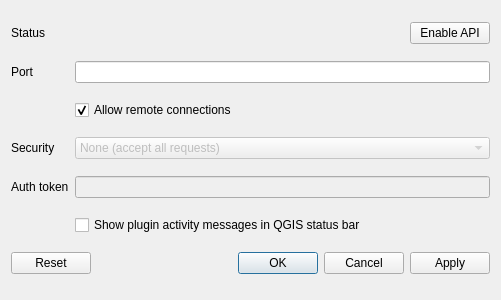
Qt form network_api_dialog_base.ui (franzoni315/QGISNetworkAPI) before a commit.
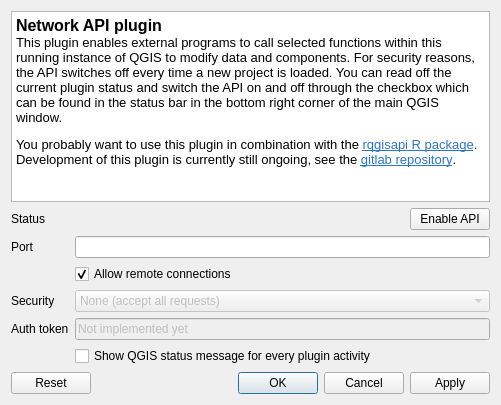
The same form after that commit.

Commit message: Adding plugin and status information to GUI

```diff
--- a/network_api_dialog_base.ui
+++ b/network_api_dialog_base.ui
@@ -7,21 +7,46 @@
     <x>0</x>
     <y>0</y>
     <width>501</width>
-    <height>300</height>
+    <height>405</height>
    </rect>
   </property>
   <property name="windowTitle">
    <string>Network API</string>
   </property>
   <layout class="QGridLayout" name="gridLayout">
-   <item row="0" column="1">
+   <item row="0" column="1" colspan="3">
+    <widget class="QTextBrowser" name="textBrowser">
+     <property name="minimumSize">
+      <size>
+       <width>0</width>
+       <height>140</height>
+      </size>
+     </property>
+     <property name="html">
+      <string>&lt;!DOCTYPE HTML PUBLIC &quot;-//W3C//DTD HTML 4.0//EN&quot; &quot;http://www.w3.org/TR/REC-html40/strict.dtd&quot;&gt;
+&lt;html&gt;&lt;head&gt;&lt;meta name=&quot;qrichtext&quot; content=&quot;1&quot; /&gt;&lt;style type=&quot;text/css&quot;&gt;
+p, li { white-space: pre-wrap; }
+&lt;/style&gt;&lt;/head&gt;&lt;body style=&quot; font-family:'Cantarell'; font-size:10pt; font-weight:400; font-style:normal;&quot;&gt;
+&lt;p style=&quot; margin-top:0px; margin-bottom:0px; margin-left:0px; margin-right:0px; -qt-block-indent:0; text-indent:0px;&quot;&gt;&lt;span style=&quot; font-size:12pt; font-weight:600;&quot;&gt;Network API plugin&lt;/span&gt;&lt;/p&gt;
+&lt;p style=&quot; margin-top:0px; margin-bottom:0px; margin-left:0px; margin-right:0px; -qt-block-indent:0; text-indent:0px;&quot;&gt;This plugin enables external programs to call selected functions within this running instance of QGIS to modify data and components. For security reasons, the API switches off every time a new project is loaded. You can read off the current plugin status and switch the API on and off through the checkbox which can be found in the status bar in the bottom right corner of the main QGIS window.&lt;/p&gt;
+&lt;p style=&quot; margin-top:12px; margin-bottom:12px; margin-left:0px; margin-right:0px; -qt-block-indent:0; text-indent:0px;&quot;&gt;You probably want to use this plugin in combination with the &lt;a href=&quot;https://gitlab.com/qgisapi/rqgisapi&quot;&gt;&lt;span style=&quot; text-decoration: underline; color:#2a76c6;&quot;&gt;rqgisapi R package&lt;/span&gt;&lt;/a&gt;. Development of this plugin is currently still ongoing, see the &lt;a href=&quot;https://gitlab.com/qgisapi/networkapi&quot;&gt;&lt;span style=&quot; text-decoration: underline; color:#2a76c6;&quot;&gt;gitlab repository&lt;/span&gt;&lt;/a&gt;.&lt;/p&gt;&lt;/body&gt;&lt;/html&gt;</string>
+     </property>
+     <property name="textInteractionFlags">
+      <set>Qt::LinksAccessibleByKeyboard|Qt::LinksAccessibleByMouse</set>
+     </property>
+     <property name="openExternalLinks">
+      <bool>true</bool>
+     </property>
+    </widget>
+   </item>
+   <item row="1" column="1">
     <widget class="QLabel" name="label_status">
      <property name="text">
       <string>Status</string>
      </property>
     </widget>
    </item>
-   <item row="0" column="2">
+   <item row="1" column="2">
     <widget class="QLabel" name="status">
      <property name="sizePolicy">
       <sizepolicy hsizetype="Expanding" vsizetype="Preferred">
@@ -37,7 +62,7 @@
      </property>
     </widget>
    </item>
-   <item row="0" column="3">
+   <item row="1" column="3">
     <widget class="QPushButton" name="toggle">
      <property name="sizePolicy">
       <sizepolicy hsizetype="Fixed" vsizetype="Fixed">
@@ -62,14 +87,14 @@
      </property>
     </widget>
    </item>
-   <item row="1" column="1">
+   <item row="2" column="1">
     <widget class="QLabel" name="label_port">
      <property name="text">
       <string>Port</string>
      </property>
     </widget>
    </item>
-   <item row="1" column="2" colspan="2">
+   <item row="2" column="2" colspan="2">
     <widget class="QLineEdit" name="port">
      <property name="enabled">
       <bool>true</bool>
@@ -79,7 +104,7 @@
      </property>
     </widget>
    </item>
-   <item row="2" column="2" colspan="2">
+   <item row="3" column="2" colspan="2">
     <widget class="QCheckBox" name="remote_connections">
      <property name="enabled">
       <bool>true</bool>
@@ -92,14 +117,14 @@
      </property>
     </widget>
    </item>
-   <item row="3" column="1">
+   <item row="4" column="1">
     <widget class="QLabel" name="label_security">
      <property name="text">
       <string>Security</string>
      </property>
     </widget>
    </item>
-   <item row="3" column="2" colspan="2">
+   <item row="4" column="2" colspan="2">
     <widget class="QComboBox" name="security">
      <property name="enabled">
       <bool>false</bool>
@@ -124,31 +149,34 @@
      </item>
     </widget>
    </item>
-   <item row="4" column="1">
+   <item row="5" column="1">
     <widget class="QLabel" name="label_auth">
      <property name="text">
       <string>Auth token</string>
      </property>
     </widget>
    </item>
-   <item row="4" column="2" colspan="2">
-    <widget class="QLineEdit" name="auth">
-     <property name="enabled">
-      <bool>false</bool>
-     </property>
-    </widget>
-   </item>
    <item row="5" column="2" colspan="2">
+    <widget class="QLineEdit" name="auth">
+     <property name="enabled">
+      <bool>false</bool>
+     </property>
+     <property name="text">
+      <string>Not implemented yet</string>
+     </property>
+    </widget>
+   </item>
+   <item row="6" column="2" colspan="2">
     <widget class="QCheckBox" name="log">
      <property name="enabled">
       <bool>true</bool>
      </property>
      <property name="text">
-      <string>Show plugin activity messages in QGIS status bar</string>
+      <string>Show QGIS status message for every plugin activity</string>
      </property>
     </widget>
    </item>
-   <item row="6" column="1" colspan="3">
+   <item row="7" column="1" colspan="3">
     <widget class="QDialogButtonBox" name="buttons">
      <property name="orientation">
       <enum>Qt::Horizontal</enum>
```
Left out of the diff: 8 changed lines with no effect on the pictures. The commit also changes 4 other files.
